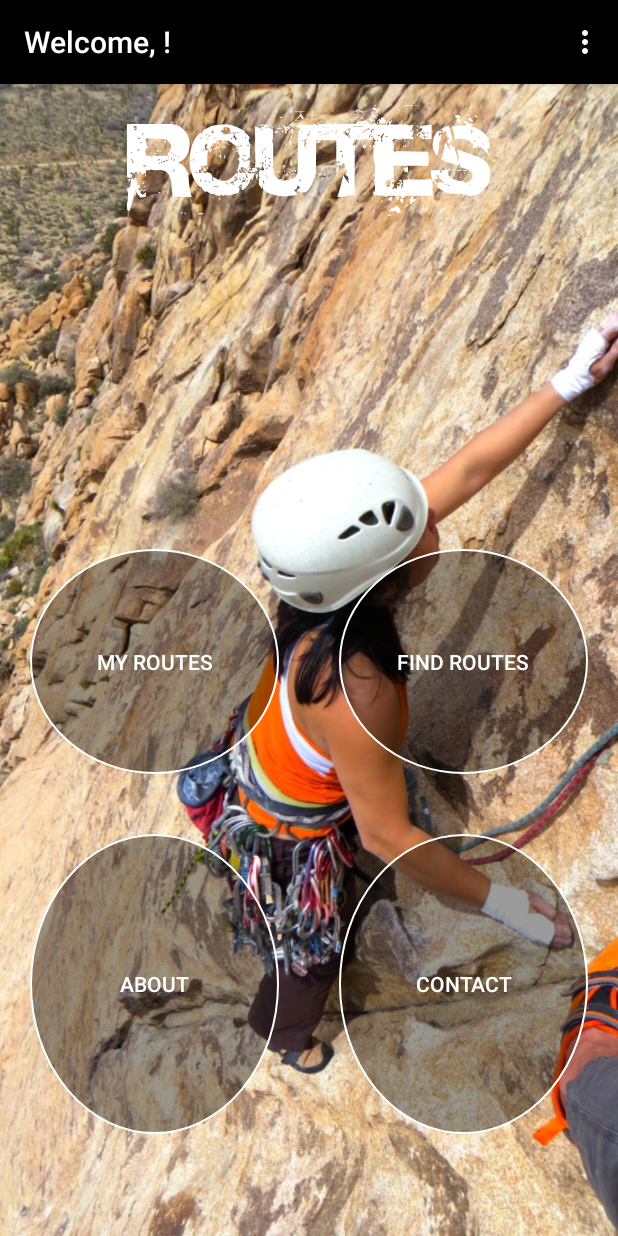
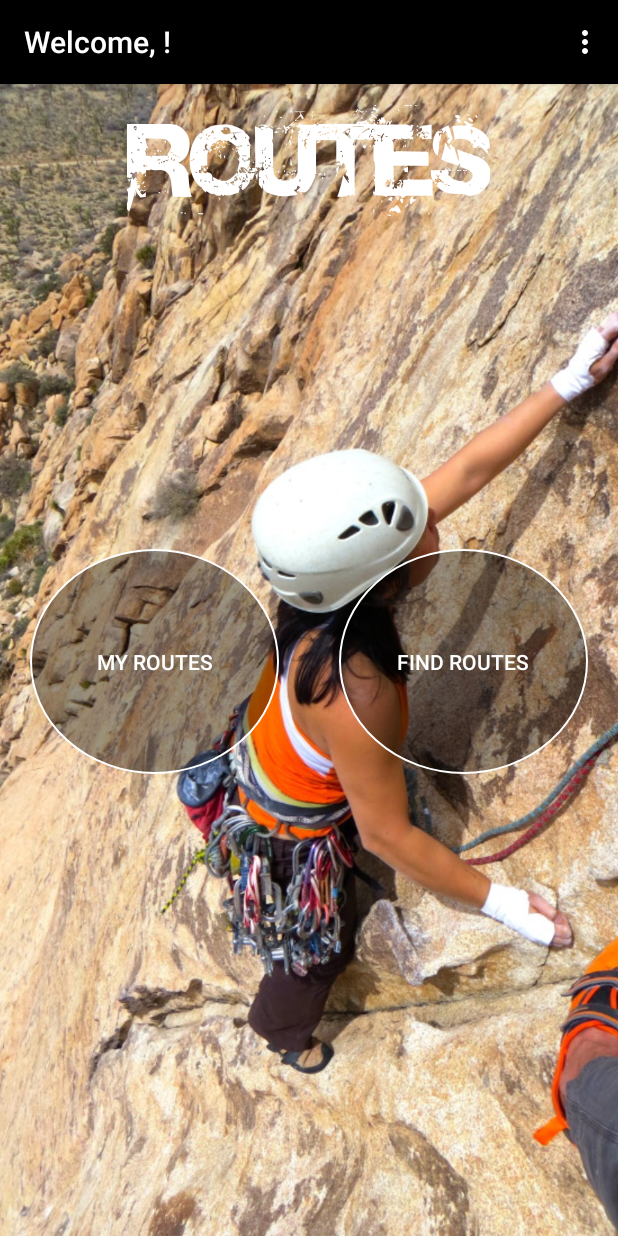
Before and after one commit to ktenzel/MyClimbingApp, an Android app: the screen it shows after launch once a user with an empty profile is signed in (MainActivity), on a phone screen of 412 x 824 dp. Run offline under Robolectric (Android 15) with nearby library versions, the light colour scheme and no system bars; our stand-ins replace ButterKnife, Firebase (no records; nobody signed in at launch, a user with empty details on screens opened directly); 2 statements that could not run were skipped.

Commit message:
add buttons to menu bar menu

```diff
--- a/app/src/main/res/layout/activity_main.xml
+++ b/app/src/main/res/layout/activity_main.xml
@@ -48,18 +48,18 @@
             android:background="@drawable/button_border"
             android:textColor="@color/mainButtonText"
             android:text="My Routes"/>
-        <Button
-            android:layout_margin="20dp"
-            android:layout_height="200sp"
-            android:layout_width="0dp"
-            android:layout_alignRight="@id/strut"
-            android:layout_alignParentLeft="true"
-            android:layout_below="@id/routesButton"
-            android:id="@+id/aboutButton"
-            android:background="@drawable/button_border"
-            android:textColor="@color/mainButtonText"
-            android:text="About"
-            />
+        <!--<Button-->
+            <!--android:layout_margin="20dp"-->
+            <!--android:layout_height="200sp"-->
+            <!--android:layout_width="0dp"-->
+            <!--android:layout_alignRight="@id/strut"-->
+            <!--android:layout_alignParentLeft="true"-->
+            <!--android:layout_below="@id/routesButton"-->
+            <!--android:id="@+id/aboutButton"-->
+            <!--android:background="@drawable/button_border"-->
+            <!--android:textColor="@color/mainButtonText"-->
+            <!--android:text="About"-->
+            <!--/>-->
         <Button
             android:layout_margin="20dp"
             android:layout_height="150sp"
@@ -70,17 +70,17 @@
             android:background="@drawable/button_border"
             android:textColor="@color/mainButtonText"
             android:text="Find Routes"/>
-        <Button
-            android:layout_margin="20dp"
-            android:layout_below="@+id/findRoutesButton"
-            android:layout_width="0dp"
-            android:layout_height="200sp"
-            android:layout_alignLeft="@id/strut"
-            android:layout_alignParentRight="true"
-            android:id="@+id/contactButton"
-            android:background="@drawable/button_border"
-            android:textColor="@color/mainButtonText"
-            android:text="Contact"/>
+        <!--<Button-->
+            <!--android:layout_margin="20dp"-->
+            <!--android:layout_below="@+id/findRoutesButton"-->
+            <!--android:layout_width="0dp"-->
+            <!--android:layout_height="200sp"-->
+            <!--android:layout_alignLeft="@id/strut"-->
+            <!--android:layout_alignParentRight="true"-->
+            <!--android:id="@+id/contactButton"-->
+            <!--android:background="@drawable/button_border"-->
+            <!--android:textColor="@color/mainButtonText"-->
+            <!--android:text="Contact"/>-->
 
     </RelativeLayout>
 
--- a/app/src/main/res/menu/menu_main.xml
+++ b/app/src/main/res/menu/menu_main.xml
@@ -7,4 +7,16 @@
         android:visible="true"
         app:showAsAction="never">
     </item>
+    <item
+        android:id="@+id/aboutButton"
+        android:title="About"
+        android:visible="true"
+        app:showAsAction="never">
+    </item>
+    <item
+        android:id="@+id/contactButton"
+        android:title="Contact"
+        android:visible="true"
+        app:showAsAction="never">
+    </item>
 </menu>
```
Also changed, not shown: app/src/main/res/drawable/sticker.jpg (added), app/src/main/res/drawable/stickeric.jpg (added).
